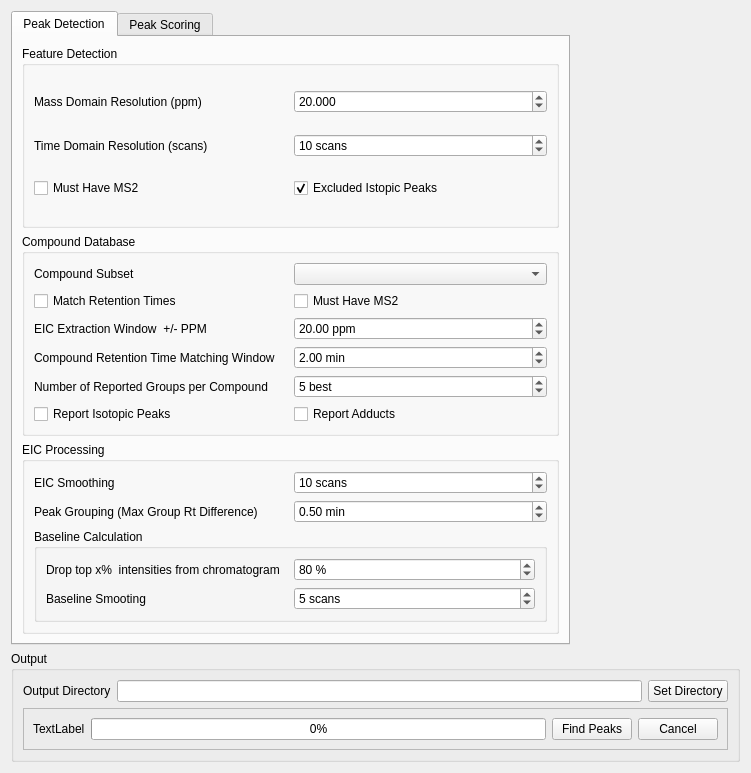
eugenemel/maven, file src/maven/forms/peakdetectiondialog.ui: the form before one commit.
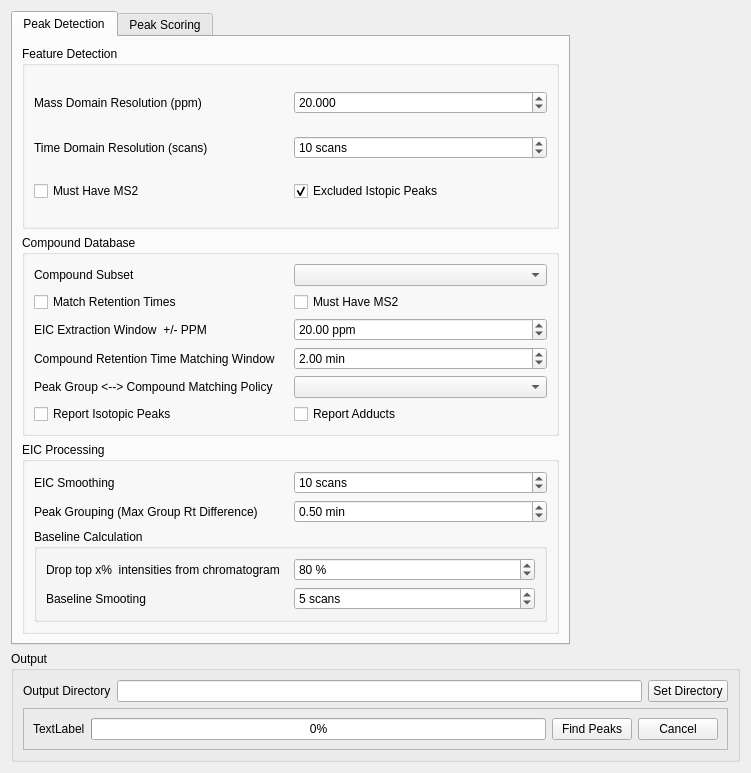
The form after the commit.

Commit message: Issue 24: Updated UI with new label text and QComboBox.

Diff of the .ui file:
```diff
--- a/src/maven/forms/peakdetectiondialog.ui
+++ b/src/maven/forms/peakdetectiondialog.ui
@@ -294,25 +294,6 @@
             </property>
            </widget>
           </item>
-          <item row="7" column="2">
-           <widget class="QSpinBox" name="eicMaxGroups">
-            <property name="suffix">
-             <string> best</string>
-            </property>
-            <property name="minimum">
-             <number>1</number>
-            </property>
-            <property name="maximum">
-             <number>10000</number>
-            </property>
-            <property name="value">
-             <number>5</number>
-            </property>
-            <property name="displayIntegerBase">
-             <number>10</number>
-            </property>
-           </widget>
-          </item>
           <item row="6" column="2">
            <widget class="QDoubleSpinBox" name="compoundRTWindow">
             <property name="prefix">
@@ -342,7 +323,7 @@
           <item row="7" column="0">
            <widget class="QLabel" name="label_16">
             <property name="text">
-             <string>Number of Reported Groups per Compound</string>
+             <string>Peak Group &lt;--&gt; Compound Matching Policy</string>
             </property>
            </widget>
           </item>
@@ -367,6 +348,9 @@
             </property>
            </widget>
           </item>
+          <item row="7" column="2">
+           <widget class="QComboBox" name="comboBox"/>
+          </item>
          </layout>
         </widget>
        </item>
```
The commit also changes 1 other file.
